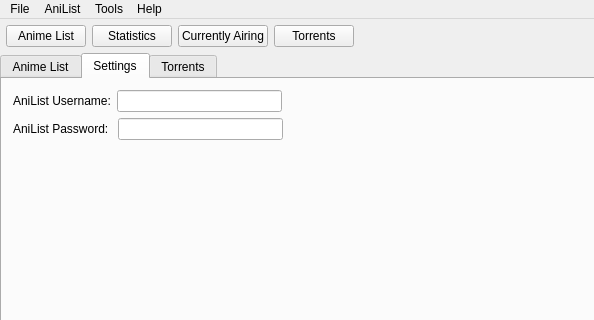
Above: mainwindow.ui from killmaster/Shinjiru before the change; both pictures show x 0 to 594 and y 0 to 320 of the 900 by 500 pixel window. Below: the same form after it.
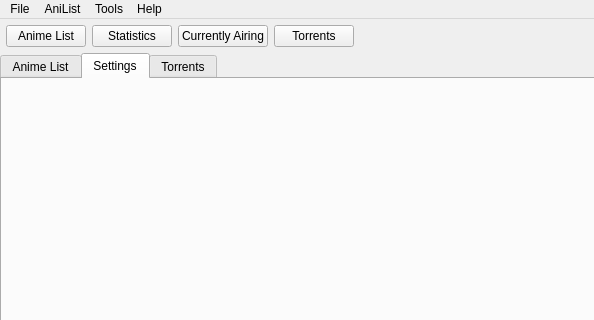
That is the form after the change. The open tabs and pages were chosen to show the change.

Commit message: Implement outgoing menu links

The edit to the form file:
```diff
--- a/mainwindow.ui
+++ b/mainwindow.ui
@@ -532,58 +532,6 @@
         <item>
          <layout class="QVBoxLayout" name="verticalLayout_10">
           <item>
-           <layout class="QHBoxLayout" name="horizontalLayout_13">
-            <property name="bottomMargin">
-             <number>0</number>
-            </property>
-            <item>
-             <widget class="QLabel" name="label_9">
-              <property name="text">
-               <string>AniList Username:</string>
-              </property>
-              <property name="textInteractionFlags">
-               <set>Qt::LinksAccessibleByMouse|Qt::TextSelectableByKeyboard|Qt::TextSelectableByMouse</set>
-              </property>
-             </widget>
-            </item>
-            <item>
-             <widget class="QLineEdit" name="usernameText"/>
-            </item>
-            <item>
-             <spacer name="horizontalSpacer_6">
-              <property name="orientation">
-               <enum>Qt::Horizontal</enum>
-              </property>
-              <property name="sizeHint" stdset="0">
-               <size>
-                <width>40</width>
-                <height>20</height>
-               </size>
-              </property>
-             </spacer>
-            </item>
-           </layout>
-          </item>
-          <item>
-           <layout class="QHBoxLayout" name="horizontalLayout_14">
-            <item>
-             <widget class="QLabel" name="label_10">
-              <property name="text">
-               <string>AniList Password: </string>
-              </property>
-              <property name="textInteractionFlags">
-               <set>Qt::LinksAccessibleByMouse|Qt::TextSelectableByKeyboard|Qt::TextSelectableByMouse</set>
-              </property>
-             </widget>
-            </item>
-            <item>
-             <widget class="QLineEdit" name="passwordText">
-              <property name="echoMode">
-               <enum>QLineEdit::Password</enum>
-              </property>
-             </widget>
-            </item>
-            <item>
              <spacer name="horizontalSpacer_7">
               <property name="orientation">
                <enum>Qt::Horizontal</enum>
@@ -596,8 +544,6 @@
               </property>
              </spacer>
             </item>
-           </layout>
-          </item>
           <item>
            <spacer name="verticalSpacer_2">
             <property name="orientation">
@@ -628,19 +574,6 @@
             </property>
            </spacer>
           </item>
-          <item>
-           <spacer name="horizontalSpacer_8">
-            <property name="orientation">
-             <enum>Qt::Horizontal</enum>
-            </property>
-            <property name="sizeHint" stdset="0">
-             <size>
-              <width>40</width>
-              <height>20</height>
-             </size>
-            </property>
-           </spacer>
-          </item>
           <item>
            <layout class="QHBoxLayout" name="horizontalLayout_7">
             <property name="bottomMargin">
```
Left out of the diff: 1 changed line with no effect on the pictures. Lines whose indentation alone changed are shown as unchanged. The commit also changes 2 other files.
